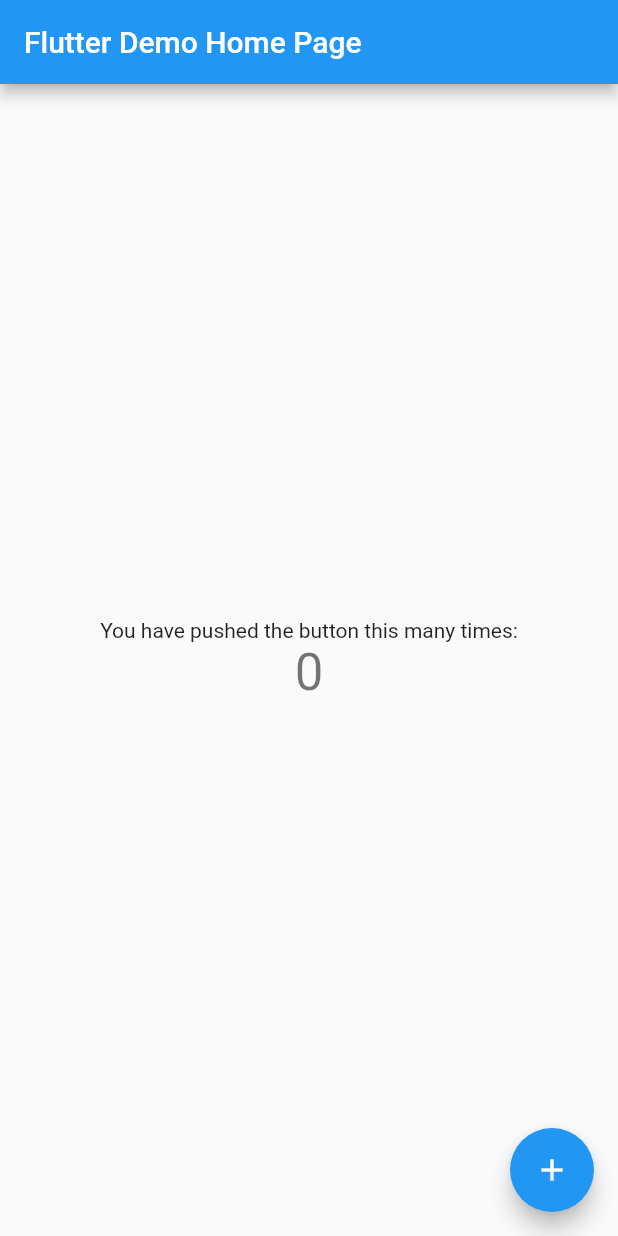
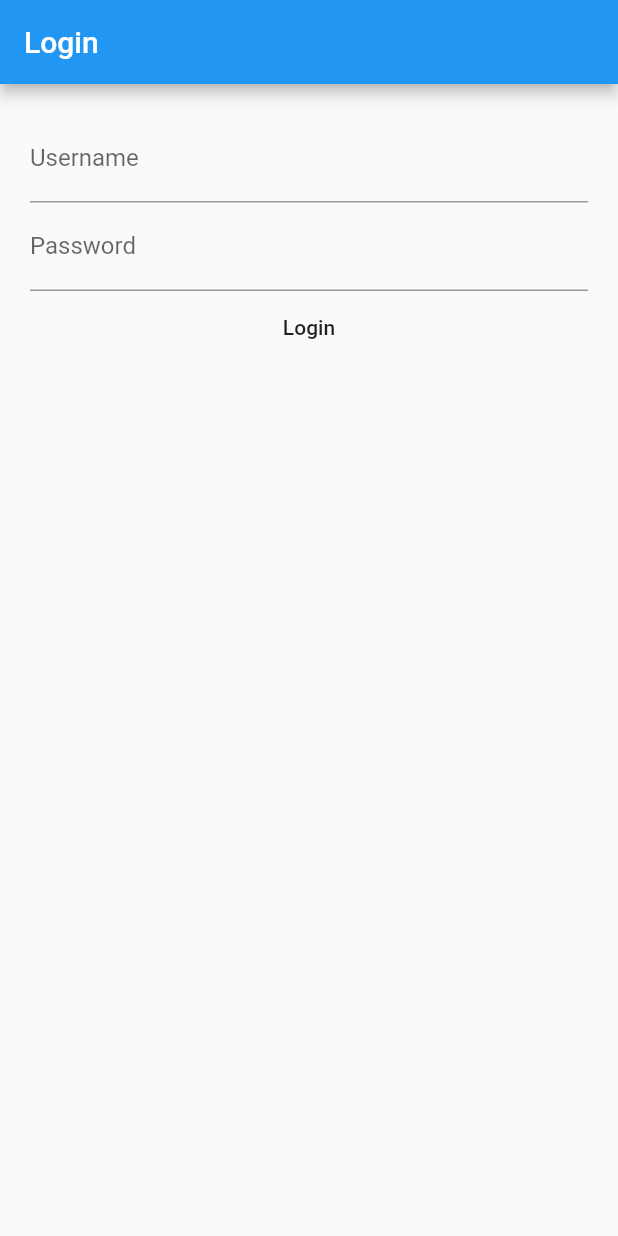
Before and after one commit to esmaeil-ahmadipour/login_tdd, a Flutter app: the screen it shows after launch, on a phone screen of 412 x 824 dp. Run offline on Flutter 3.47's test engine with Material 2 defaults, Android fonts, the phone set to English and light mode, and no system bars.

Commit message:
add login code. add widget_test .

```diff
--- /dev/null
+++ b/lib/app.dart
@@ -0,0 +1,20 @@
+import 'package:flutter/material.dart';
+import 'package:login_tdd/home.dart';
+import 'package:login_tdd/login.dart';
+
+class MyApp extends StatelessWidget {
+  const MyApp({
+    Key? key,
+  }) : super(key: key);
+
+  @override
+  Widget build(BuildContext context) {
+    return MaterialApp(
+        routes: {
+          '/': (context) => const LoginPage(),
+          '/home': (context) => const HomePage()
+        },
+        onUnknownRoute: (settings) =>
+            MaterialPageRoute(builder: (context) => const HomePage()));
+  }
+}
--- /dev/null
+++ b/lib/home.dart
@@ -0,0 +1,13 @@
+import 'package:flutter/material.dart';
+
+class HomePage extends StatelessWidget {
+  const HomePage({Key? key}) : super(key: key);
+
+  @override
+  Widget build(BuildContext context) {
+    return Scaffold(
+      appBar: AppBar(title: const Text('Home page', key: Key('textHomePage'))),
+      body: const Center(child: Text('Welcome to Home Page!')),
+    );
+  }
+}
--- /dev/null
+++ b/lib/login.dart
@@ -0,0 +1,59 @@
+import 'package:flutter/material.dart';
+
+class LoginPage extends StatefulWidget {
+  const LoginPage({Key? key}) : super(key: key);
+
+  @override
+  State<LoginPage> createState() => LoginPageState();
+}
+
+class LoginPageState extends State<LoginPage> {
+  // Defining the TextEditingController for username and password fields
+  TextEditingController usernameController = TextEditingController();
+  TextEditingController passwordController = TextEditingController();
+
+  // Defining the login function to check credentials and navigate to Home page
+  void login() {
+    if (usernameController.text == 'ahmadipour' &&
+        passwordController.text == '123456') {
+      Navigator.pushNamed(context, '/home');
+    } else {
+      // Show error , when login data not match .
+      showDialog(
+          context: context,
+          builder: (context) => const AlertDialog(
+              title: Text('Error'),
+              content: Text('Username or Password is incorrect!')));
+    }
+  }
+
+  @override
+  Widget build(BuildContext context) {
+    return Scaffold(
+      appBar: AppBar(title: const Text('Login')),
+      body: Padding(
+        padding: const EdgeInsets.all(20.0),
+        child: Column(children: <Widget>[
+          // Username field with label and text input controller
+          TextField(
+              key: const Key('username'),
+              controller: usernameController,
+              decoration: const InputDecoration(labelText: 'Username')),
+
+          // Password field with label and text input controller
+          TextField(
+              key: const Key('password'),
+              controller: passwordController,
+              obscureText: true,
+              decoration: const InputDecoration(labelText: 'Password')),
+
+          // Login button with onPressed function to check credentials and navigate to Home page
+          MaterialButton(
+              key: const Key('login'),
+              onPressed: login,
+              child: const Text('Login'))
+        ]),
+      ),
+    );
+  }
+}
--- a/lib/main.dart
+++ b/lib/main.dart
@@ -1,115 +1,6 @@
 import 'package:flutter/material.dart';
+import 'package:login_tdd/app.dart';
 
 void main() {
   runApp(const MyApp());
 }
-
-class MyApp extends StatelessWidget {
-  const MyApp({Key? key}) : super(key: key);
-
-  // This widget is the root of your application.
-  @override
-  Widget build(BuildContext context) {
-    return MaterialApp(
-      title: 'Flutter Demo',
-      theme: ThemeData(
-        // This is the theme of your application.
-        //
-        // Try running your application with "flutter run". You'll see the
-        // application has a blue toolbar. Then, without quitting the app, try
-        // changing the primarySwatch below to Colors.green and then invoke
-        // "hot reload" (press "r" in the console where you ran "flutter run",
-        // or simply save your changes to "hot reload" in a Flutter IDE).
-        // Notice that the counter didn't reset back to zero; the application
-        // is not restarted.
-        primarySwatch: Colors.blue,
-      ),
-      home: const MyHomePage(title: 'Flutter Demo Home Page'),
-    );
-  }
-}
-
-class MyHomePage extends StatefulWidget {
-  const MyHomePage({Key? key, required this.title}) : super(key: key);
-
-  // This widget is the home page of your application. It is stateful, meaning
-  // that it has a State object (defined below) that contains fields that affect
-  // how it looks.
-
-  // This class is the configuration for the state. It holds the values (in this
-  // case the title) provided by the parent (in this case the App widget) and
-  // used by the build method of the State. Fields in a Widget subclass are
-  // always marked "final".
-
-  final String title;
-
-  @override
-  State<MyHomePage> createState() => _MyHomePageState();
-}
-
-class _MyHomePageState extends State<MyHomePage> {
-  int _counter = 0;
-
-  void _incrementCounter() {
-    setState(() {
-      // This call to setState tells the Flutter framework that something has
-      // changed in this State, which causes it to rerun the build method below
-      // so that the display can reflect the updated values. If we changed
-      // _counter without calling setState(), then the build method would not be
-      // called again, and so nothing would appear to happen.
-      _counter++;
-    });
-  }
-
-  @override
-  Widget build(BuildContext context) {
-    // This method is rerun every time setState is called, for instance as done
-    // by the _incrementCounter method above.
-    //
-    // The Flutter framework has been optimized to make rerunning build methods
-    // fast, so that you can just rebuild anything that needs updating rather
-    // than having to individually change instances of widgets.
-    return Scaffold(
-      appBar: AppBar(
-        // Here we take the value from the MyHomePage object that was created by
-        // the App.build method, and use it to set our appbar title.
-        title: Text(widget.title),
-      ),
-      body: Center(
-        // Center is a layout widget. It takes a single child and positions it
-        // in the middle of the parent.
-        child: Column(
-          // Column is also a layout widget. It takes a list of children and
-          // arranges them vertically. By default, it sizes itself to fit its
-          // children horizontally, and tries to be as tall as its parent.
-          //
-          // Invoke "debug painting" (press "p" in the console, choose the
-          // "Toggle Debug Paint" action from the Flutter Inspector in Android
-          // Studio, or the "Toggle Debug Paint" command in Visual Studio Code)
-          // to see the wireframe for each widget.
-          //
-          // Column has various properties to control how it sizes itself and
-          // how it positions its children. Here we use mainAxisAlignment to
-          // center the children vertically; the main axis here is the vertical
-          // axis because Columns are vertical (the cross axis would be
-          // horizontal).
-          mainAxisAlignment: MainAxisAlignment.center,
-          children: <Widget>[
-            const Text(
-              'You have pushed the button this many times:',
-            ),
-            Text(
-              '$_counter',
-              style: Theme.of(context).textTheme.headline4,
-            ),
-          ],
-        ),
-      ),
-      floatingActionButton: FloatingActionButton(
-        onPressed: _incrementCounter,
-        tooltip: 'Increment',
-        child: const Icon(Icons.add),
-      ), // This trailing comma makes auto-formatting nicer for build methods.
-    );
-  }
-}
```
Also changed, not shown: 1 other file.
